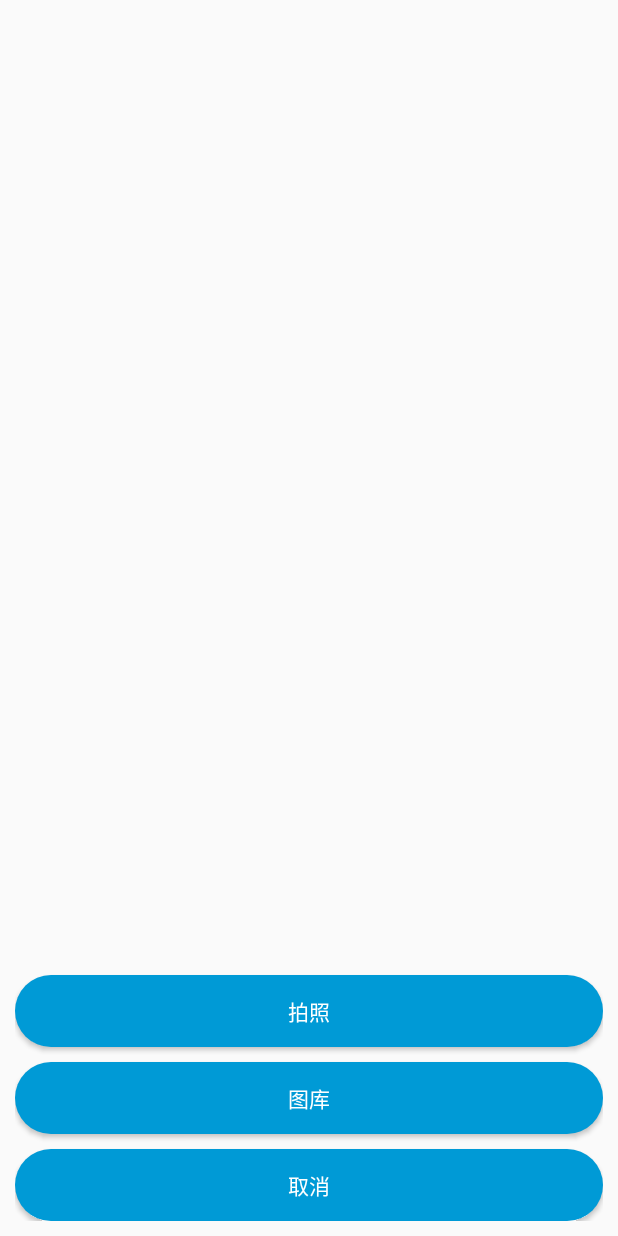
After one commit to OtakuCaptain/SmartApplication, an Android app: the layout dialog_photo.xml on its own in the app's theme, with its tools: preview values and no code run, on a phone screen of 412 x 824 dp. The commit adds this screen. Run offline under Robolectric (Android 15) with nearby library versions, the phone set to English and light mode, and no system bars; Roboto replaces fonts that are not available here.

```diff
--- a/app/src/main/java/com/chen/smartapplication/MainActivity.java
+++ b/app/src/main/java/com/chen/smartapplication/MainActivity.java
@@ -9,18 +9,20 @@ import android.support.v4.view.ViewPager;
 import android.support.v7.app.AppCompatActivity;
 import android.os.Bundle;
 import android.view.View;
+import android.widget.BaseAdapter;
 
 import com.chen.smartapplication.fragment.ButlerFragment;
 import com.chen.smartapplication.fragment.GirlFragment;
 import com.chen.smartapplication.fragment.UserFragment;
 import com.chen.smartapplication.fragment.WeChatFragment;
+import com.chen.smartapplication.permisson.BaseActivity;
 import com.chen.smartapplication.ui.SettingActivity;
 import com.tencent.bugly.crashreport.CrashReport;
 
 import java.util.ArrayList;
 import java.util.List;
 
-public class MainActivity extends AppCompatActivity implements View.OnClickListener {
+public class MainActivity extends BaseActivity implements View.OnClickListener {
 
     private TabLayout mTabLayout;
     private ViewPager mViewPager;
--- a/app/src/main/java/com/chen/smartapplication/ui/BaseActivity.java
+++ b/app/src/main/java/com/chen/smartapplication/ui/BackActivity.java
@@ -5,7 +5,7 @@ import android.support.v7.app.AppCompatActivity;
 import android.view.MenuItem;
 
 
-public class BaseActivity extends AppCompatActivity {
+public class BackActivity extends AppCompatActivity {
     @Override
     public void onCreate(Bundle savedInstanceState) {
         super.onCreate(savedInstanceState);
--- a/app/src/main/java/com/chen/smartapplication/ui/ForgetPasswordActivity.java
+++ b/app/src/main/java/com/chen/smartapplication/ui/ForgetPasswordActivity.java
@@ -17,7 +17,7 @@ import cn.bmob.v3.listener.UpdateListener;
  * Created by chen on 2017-01-19.
  */
 
-public class ForgetPasswordActivity extends BaseActivity implements View.OnClickListener {
+public class ForgetPasswordActivity extends BackActivity implements View.OnClickListener {
 
     private Button btn_forget_password;
     private EditText et_email;
--- a/app/src/main/java/com/chen/smartapplication/ui/RegisteredActivity.java
+++ b/app/src/main/java/com/chen/smartapplication/ui/RegisteredActivity.java
@@ -1,7 +1,6 @@
 package com.chen.smartapplication.ui;
 
 import android.os.Bundle;
-import android.provider.MediaStore;
 import android.text.TextUtils;
 import android.view.View;
 import android.widget.Button;
@@ -15,7 +14,7 @@ import com.chen.smartapplication.entity.MyUser;
 import cn.bmob.v3.exception.BmobException;
 import cn.bmob.v3.listener.SaveListener;
 
-public class RegisteredActivity extends BaseActivity implements View.OnClickListener {
+public class RegisteredActivity extends BackActivity implements View.OnClickListener {
 
     private EditText et_user;
     private EditText et_age;
--- a/app/src/main/java/com/chen/smartapplication/ui/SettingActivity.java
+++ b/app/src/main/java/com/chen/smartapplication/ui/SettingActivity.java
@@ -9,7 +9,7 @@ import com.chen.smartapplication.R;
  * Created by chen on 2017-01-17.
  */
 
-public class SettingActivity extends BaseActivity {
+public class SettingActivity extends BackActivity {
 
     @Override
     public void onCreate(Bundle savedInstanceState, PersistableBundle persistentState) {
--- /dev/null
+++ b/app/src/main/res/layout/dialog_photo.xml
@@ -0,0 +1,37 @@
+<?xml version="1.0" encoding="utf-8"?>
+<LinearLayout
+    xmlns:android="http://schemas.android.com/apk/res/android"
+    android:layout_width="match_parent"
+    android:layout_height="match_parent"
+    android:gravity="bottom"
+    android:orientation="vertical"
+    android:padding="10dp">
+
+    <Button
+        android:id="@+id/btn_camera"
+        android:layout_width="match_parent"
+        android:layout_height="wrap_content"
+        android:background="@drawable/button_bg"
+        android:text="拍照"
+        android:textColor="@android:color/white"/>
+
+    <Button
+        android:id="@+id/btn_picture"
+        android:layout_width="match_parent"
+        android:layout_height="wrap_content"
+        android:layout_marginBottom="10dp"
+        android:layout_marginTop="10dp"
+        android:background="@drawable/button_bg"
+        android:text="图库"
+        android:textColor="@android:color/white"/>
+
+
+    <Button
+        android:id="@+id/btn_cancel"
+        android:layout_width="match_parent"
+        android:layout_height="wrap_content"
+        android:background="@drawable/button_bg"
+        android:text="取消"
+        android:textColor="@android:color/white"/>
+
+</LinearLayout>
```
Also changed, not shown: app/src/main/AndroidManifest.xml (+12 -7 lines), app/src/main/java/com/chen/smartapplication/fragment/UserFragment.java (+119 -4 lines), app/src/main/java/com/chen/smartapplication/permisson/ActivityCollector.java (added, +32 -0 lines), app/src/main/java/com/chen/smartapplication/permisson/BaseActivity.java (added, +81 -0 lines), app/src/main/java/com/chen/smartapplication/permisson/IPermission.java (added, +11 -0 lines).
